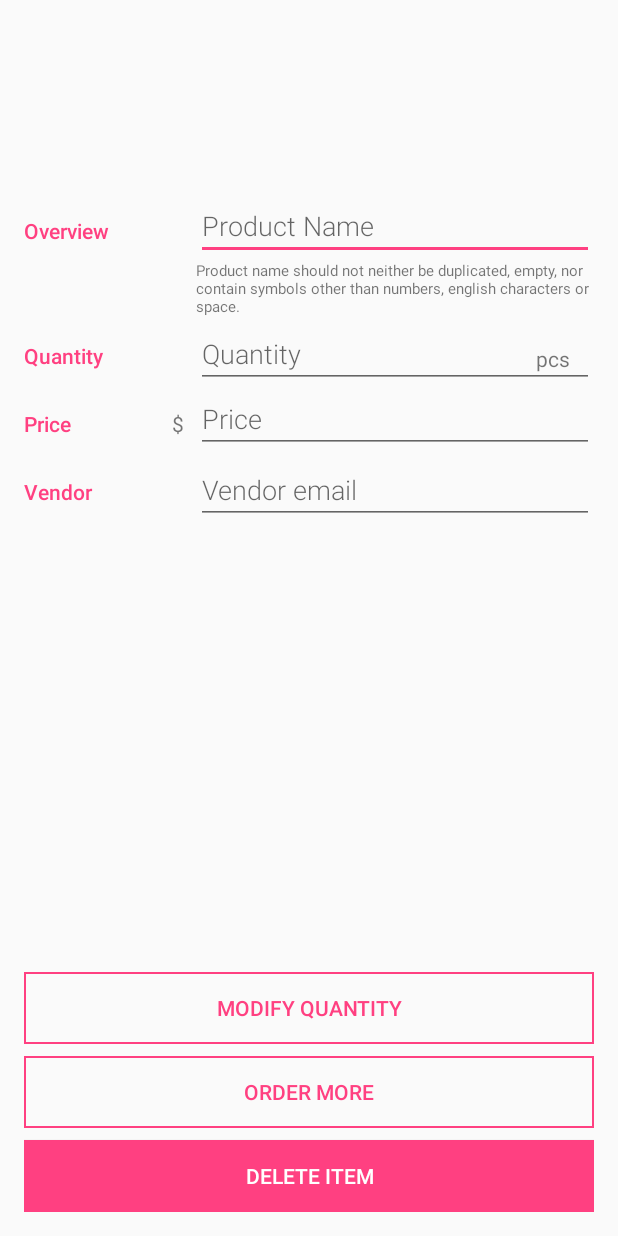
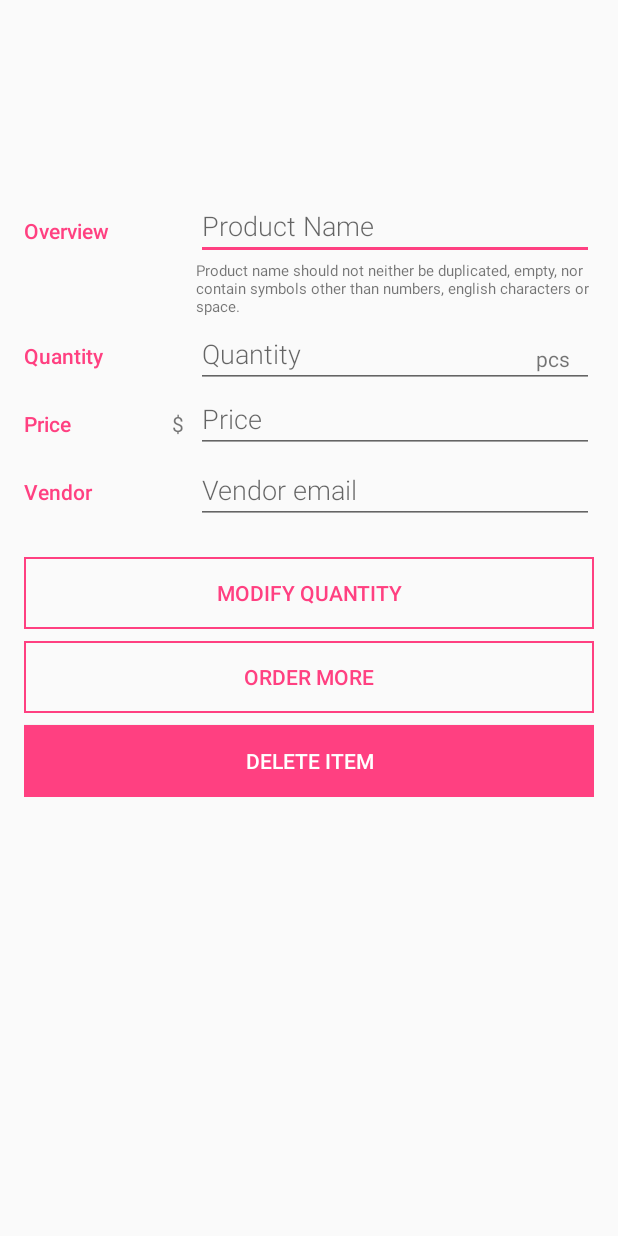
Before and after one commit to mylesieong/InventoryApp, an Android app: the layout activity_editor.xml on its own in the app's theme, with its tools: preview values and no code run, on a phone screen of 412 x 824 dp. Run offline under Robolectric (Android 15) with nearby library versions, the light colour scheme and no system bars.

Commit message:
Resubmit#1: Adjust the layout to scrollable

```diff
--- a/app/src/main/res/layout/activity_editor.xml
+++ b/app/src/main/res/layout/activity_editor.xml
@@ -1,16 +1,22 @@
 <?xml version="1.0" encoding="utf-8"?>
-<RelativeLayout xmlns:android="http://schemas.android.com/apk/res/android"
+<ScrollView
+    xmlns:android="http://schemas.android.com/apk/res/android"
     xmlns:tools="http://schemas.android.com/tools"
     android:layout_width="match_parent"
     android:layout_height="match_parent"
+    android:orientation="vertical"
     tools:context=".EditorActivity">
+
+    <LinearLayout
+        android:layout_width="match_parent"
+        android:layout_height="wrap_content"
+        android:orientation="vertical">
 
         <!-- Picture category-->
         <ImageView
             android:id="@+id/image_show_picture"
             android:layout_width="match_parent"
             android:layout_height="128dp"
-        android:layout_alignParentTop="true"
             android:scaleType="centerCrop" />
 
         <!-- Overview category -->
@@ -18,7 +24,6 @@
             android:id="@+id/container_overview"
             android:layout_width="match_parent"
             android:layout_height="wrap_content"
-        android:layout_below="@id/image_show_picture"
             android:orientation="horizontal"
             android:paddingLeft="@dimen/activity_margin"
             android:paddingRight="@dimen/activity_margin">
@@ -48,8 +53,8 @@
                     android:layout_width="wrap_content"
                     android:layout_height="wrap_content"
                     android:layout_marginLeft="16dp"
-                android:textSize="10sp"
-                android:text="@string/hint_inventory_naming_rule"/>
+                    android:text="@string/hint_inventory_naming_rule"
+                    android:textSize="10sp" />
 
             </LinearLayout>
         </LinearLayout>
@@ -59,7 +64,6 @@
             android:id="@+id/container_quantity"
             android:layout_width="match_parent"
             android:layout_height="wrap_content"
-        android:layout_below="@id/container_overview"
             android:orientation="horizontal"
             android:paddingLeft="@dimen/activity_margin"
             android:paddingRight="@dimen/activity_margin">
@@ -96,7 +100,6 @@
             android:id="@+id/container_price"
             android:layout_width="match_parent"
             android:layout_height="wrap_content"
-        android:layout_below="@id/container_quantity"
             android:orientation="horizontal"
             android:paddingLeft="@dimen/activity_margin"
             android:paddingRight="@dimen/activity_margin">
@@ -133,7 +136,6 @@
             android:id="@+id/container_email"
             android:layout_width="match_parent"
             android:layout_height="wrap_content"
-        android:layout_below="@+id/container_price"
             android:orientation="horizontal"
             android:paddingLeft="@dimen/activity_margin"
             android:paddingRight="@dimen/activity_margin">
@@ -164,7 +166,6 @@
             android:id="@+id/container_bottom_button"
             android:layout_width="match_parent"
             android:layout_height="wrap_content"
-        android:layout_alignParentBottom="true"
             android:orientation="vertical"
             android:padding="@dimen/activity_margin">
 
@@ -193,4 +194,6 @@
                 android:text="@string/button_delete_item" />
         </LinearLayout>
 
-</RelativeLayout>
+    </LinearLayout>
+
+</ScrollView>
```
Lines whose indentation alone changed are shown as unchanged.
